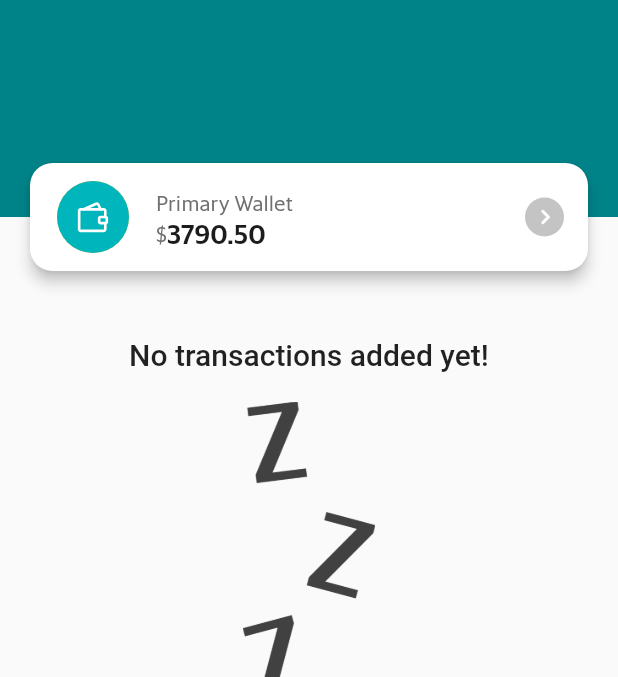
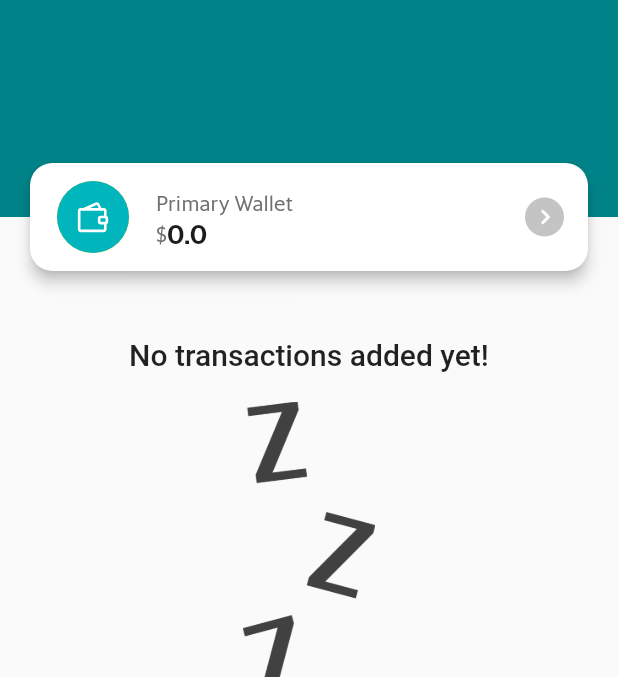
Before and after one commit to sannysinghs/extrack, a Flutter app: the screen it shows after launch, on a phone screen of 412 x 824 dp, the part 83-760 px from its top. Run offline on Flutter 3.47's test engine with Material 2 defaults, Android fonts, the phone set to English and light mode, and no system bars; our stand-ins replace flutter_svg.

Commit message:
(FEAT) add wallet balance

```diff
--- a/lib/home.dart
+++ b/lib/home.dart
@@ -52,14 +52,24 @@ class _MyHomePageState extends State<MyHomePage> {
     });
   }
 
+  double _loadTotalBalance() {
+    var balance = 0.0;
+    _userTransactions.forEach((e) {
+      balance += e.amount;
+    });
+    return balance;
+  }
+
   @override
   Widget build(BuildContext context) {
     return Scaffold(
       body: CustomScrollView(
         slivers: [
           SliverList(
-              delegate: SliverChildListDelegate(
-                  <Widget>[CustomAppBar(), WalletBar()])),
+              delegate: SliverChildListDelegate(<Widget>[
+            CustomAppBar(),
+            WalletBar(totalBalance: _loadTotalBalance()),
+          ])),
           SliverList(
               delegate: SliverChildListDelegate(<Widget>[
             Visibility(
--- a/lib/widgets/header_wallet.dart
+++ b/lib/widgets/header_wallet.dart
@@ -3,6 +3,10 @@ import 'package:flutter/widgets.dart';
 import 'package:flutter_svg/flutter_svg.dart';
 
 class WalletBar extends StatefulWidget {
+  final double totalBalance;
+
+  WalletBar({this.totalBalance});
+
   @override
   _WalletBartState createState() => _WalletBartState();
 }
@@ -52,7 +56,7 @@ class _WalletBartState extends State<WalletBar> {
                       fontFamily: 'Sanomat'),
                 ),
                 Text(
-                  "3790.50",
+                  "${widget.totalBalance}",
                   style: TextStyle(
                       color: Color(0xFF1C1C1C),
                       fontSize: 18,
--- a/lib/widgets/transaction_record.dart
+++ b/lib/widgets/transaction_record.dart
@@ -1,5 +1,3 @@
-import 'dart:ffi';
-
 import 'package:flutter/material.dart';
 import 'package:flutter/widgets.dart';
 import 'package:flutter_complete_guide/widgets/utils.dart';
```
